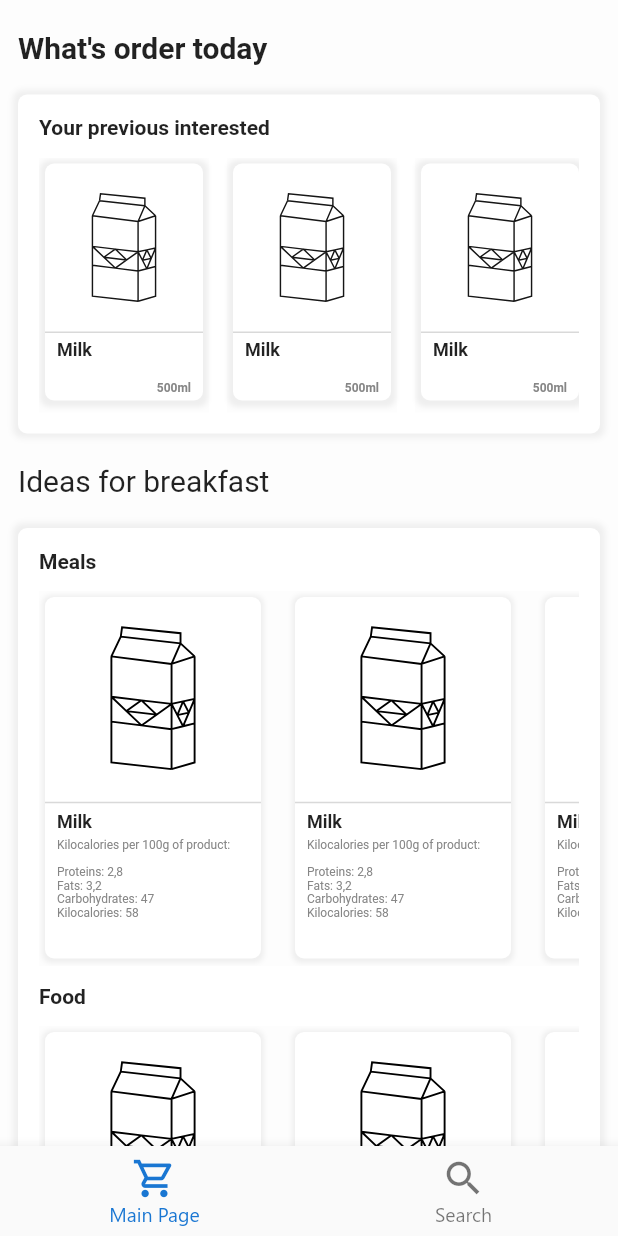
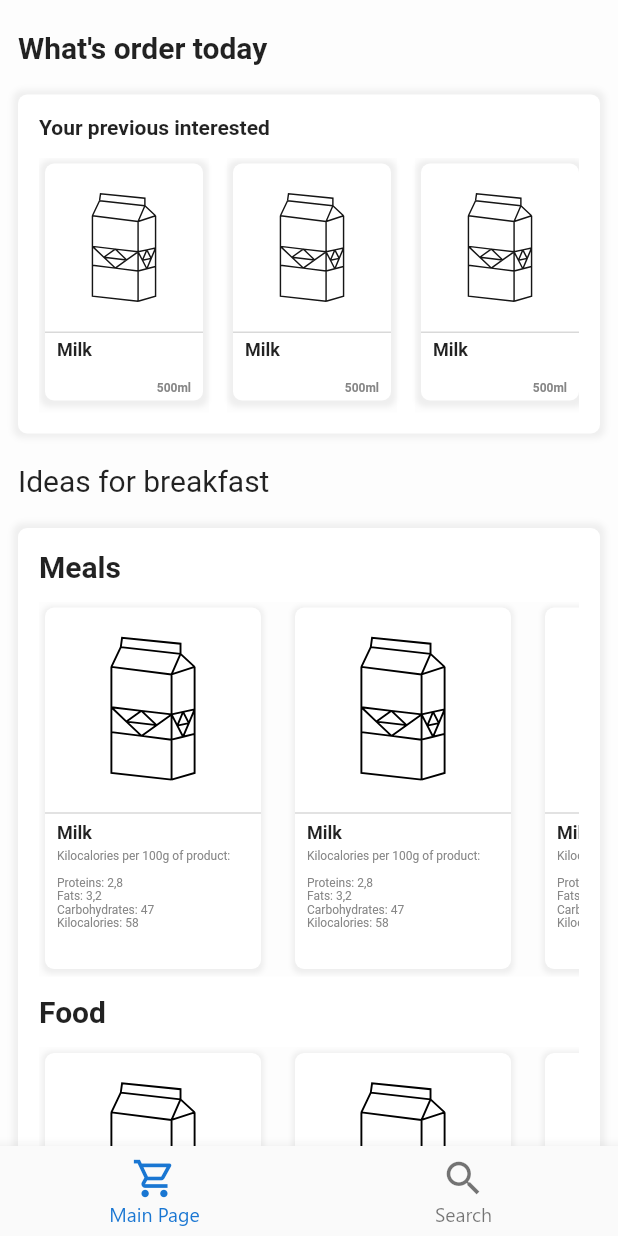
Before and after one commit to Losur/MyPacket, a Flutter app: the screen it shows after launch, on a phone screen of 412 x 824 dp. Run offline on Flutter 3.47's test engine with Material 2 defaults, Android fonts, the phone set to English and light mode, and no system bars; our stand-ins replace dropdown_search, flutter_svg; Roboto replaces fonts that are missing (Segue-UI).

Commit message:
Update components

```diff
--- a/lib/view/components/text/text_components.dart
+++ b/lib/view/components/text/text_components.dart
@@ -42,14 +42,19 @@ class TextSubregular extends StatelessWidget {
 class TextTitle extends StatelessWidget {
 final String text;
 final FontWeight? weight;
+final TextAlign? align;
 
-const TextTitle(this.text, this.weight, {Key? key}) : super(key: key);
-const TextTitle.normalWeight(this.text, {Key? key}) : weight = FontWeight.normal, super(key: key) ;
+const TextTitle(this.text, this.weight, this.align, {Key? key}) : super(key: key);
+const TextTitle.customAlign(this.text, this.align, {Key? key}) : weight = FontWeight.normal, super(key: key) ;
+const TextTitle.customWeight(this.text, this.weight, {Key? key}) : align = TextAlign.center, super(key: key);
+const TextTitle.onlyText(this.text, {Key? key}) : align= TextAlign.left, weight = FontWeight.normal, super(key: key) ;
+
 
 @override
 Widget build(BuildContext context) {
   return Text (
       text,
+      textAlign: align??TextAlign.left,
       style: TextStyle(
         fontSize: 20.0,
         fontWeight: weight??FontWeight.normal,
--- a/lib/view/main_page/main_page.dart
+++ b/lib/view/main_page/main_page.dart
@@ -28,7 +28,7 @@ class _MainPage extends State<MainPage> {
                           alignment: Alignment.centerLeft,
                           child: Container(
                             margin: const EdgeInsets.only(top: 20.0, bottom: 20.0),
-                            child: const TextTitle.normalWeight("Ideas for breakfast")
+                            child: const TextTitle.onlyText("Ideas for breakfast")
                           )
                       ),
                       const BigProductMultipleRow([
--- a/lib/view/product/product_row/big/big_product_row.dart
+++ b/lib/view/product/product_row/big/big_product_row.dart
@@ -20,7 +20,7 @@ class _BigProductRow extends State<BigProductRow> {
             alignment: Alignment.centerLeft,
             child: Container(
               margin: const EdgeInsets.only(bottom: 12.0),
-              child: TextRegular(widget.title, FontWeight.w600)
+              child: TextTitle.customWeight(widget.title, FontWeight.w600)
             )
         ),
         SizedBox(
```
Also changed, not shown: lib/view/search_page/sarch_page.dart (+17 -4 lines).
